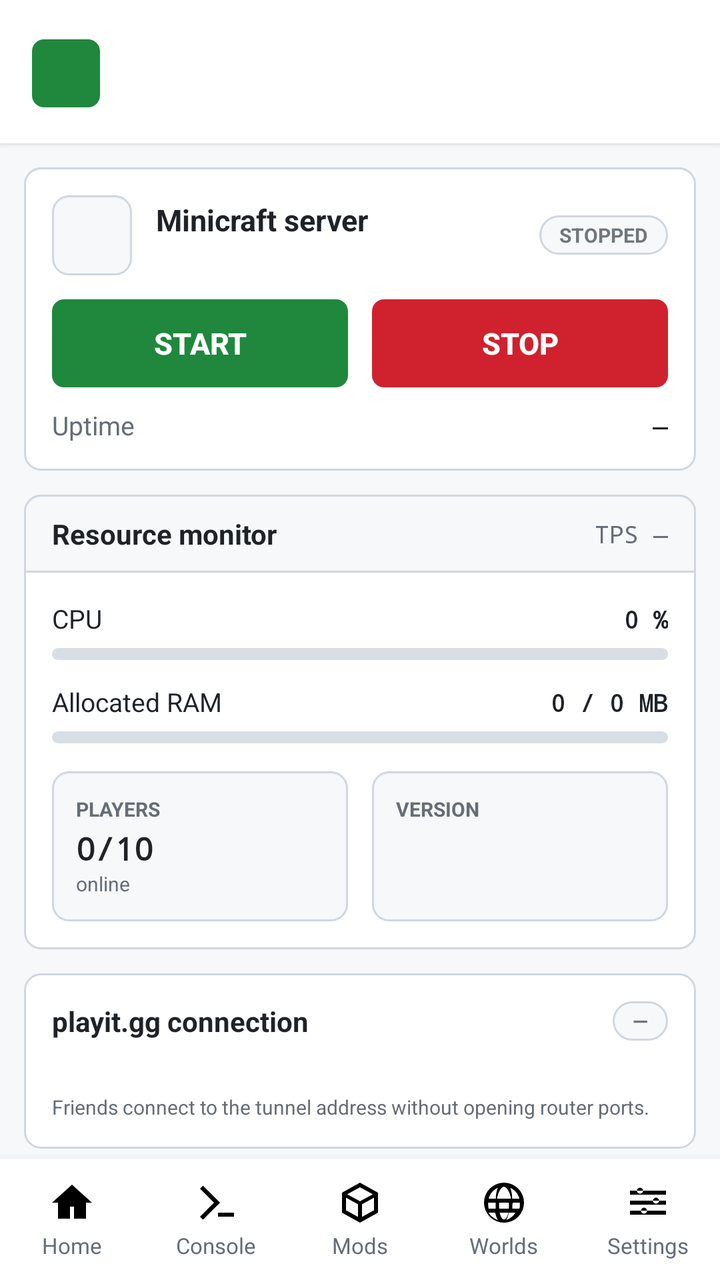
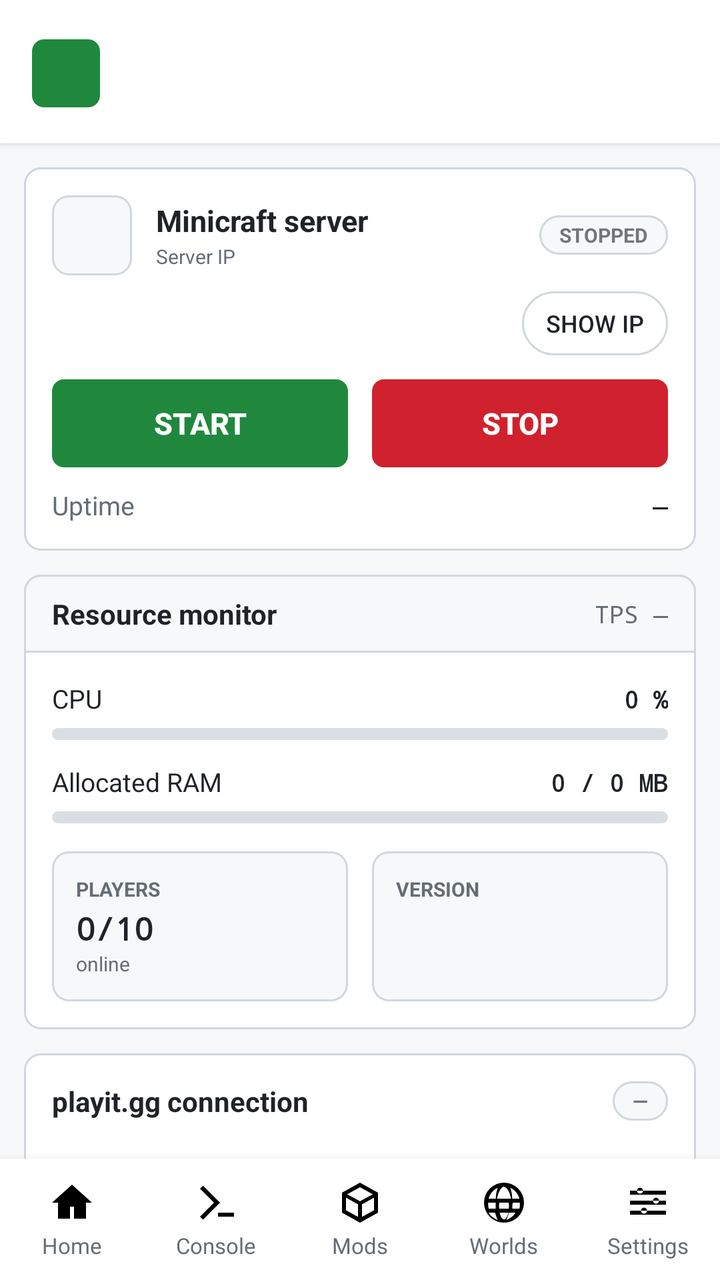

Screens rendered from an Android XML layout before and after an edit, with the pre-edit source and the edit as a unified diff.
<!-- AndroidManifest.xml: application theme android:Theme.DeviceDefault.Light -->
<!-- res/layout/activity_main.xml -->
<?xml version="1.0" encoding="utf-8"?>
<LinearLayout xmlns:android="http://schemas.android.com/apk/res/android"
    android:layout_width="match_parent"
    android:layout_height="match_parent"
    android:orientation="vertical"
    android:background="@color/canvas">

    <include android:id="@+id/header" layout="@layout/view_header" />

    <ScrollView
        android:layout_width="match_parent"
        android:layout_height="0dp"
        android:layout_weight="1"
        android:fillViewport="true"
        android:scrollbars="none">

        <LinearLayout
            android:layout_width="match_parent"
            android:layout_height="wrap_content"
            android:orientation="vertical"
            android:padding="12dp">

            
            <LinearLayout
                android:layout_width="match_parent"
                android:layout_height="wrap_content"
                android:orientation="vertical"
                android:background="@drawable/bg_card"
                android:padding="14dp">

                <LinearLayout
                    android:layout_width="match_parent"
                    android:layout_height="wrap_content"
                    android:orientation="horizontal"
                    android:gravity="center_vertical">

                    <View
                        android:layout_width="40dp"
                        android:layout_height="40dp"
                        android:background="@drawable/bg_icon_box" />

                    <LinearLayout
                        android:layout_width="0dp"
                        android:layout_height="wrap_content"
                        android:layout_weight="1"
                        android:layout_marginStart="12dp"
                        android:orientation="vertical">

                        <TextView
                            android:layout_width="wrap_content"
                            android:layout_height="wrap_content"
                            android:text="@string/server_title"
                            android:textSize="15sp"
                            android:textStyle="bold"
                            android:textColor="@color/on_surface" />

                        <TextView
                            android:id="@+id/tvServerAddress"
                            android:layout_width="wrap_content"
                            android:layout_height="wrap_content"
                            android:layout_marginTop="1dp"
                            android:textSize="11sp"
                            android:textColor="@color/on_surface_secondary"
                            android:maxLines="2"
                            android:ellipsize="end" />
                    </LinearLayout>

                    <TextView
                        android:id="@+id/pillStatus"
                        style="@style/Pill"
                        android:layout_width="wrap_content"
                        android:layout_height="wrap_content"
                        android:text="@string/status_stopped" />
                </LinearLayout>

                
                <LinearLayout
                    android:layout_width="match_parent"
                    android:layout_height="wrap_content"
                    android:layout_marginTop="12dp"
                    android:orientation="horizontal">

                    <Button
                        android:id="@+id/btnStart"
                        style="@style/BtnGreen"
                        android:layout_width="0dp"
                        android:layout_weight="1"
                        android:layout_height="44dp"
                        android:layout_marginEnd="6dp"
                        android:text="@string/start" />

                    <Button
                        android:id="@+id/btnStop"
                        style="@style/BtnDanger"
                        android:layout_width="0dp"
                        android:layout_weight="1"
                        android:layout_height="44dp"
                        android:layout_marginStart="6dp"
                        android:text="@string/stop" />
                </LinearLayout>

                
                <LinearLayout
                    android:layout_width="match_parent"
                    android:layout_height="wrap_content"
                    android:layout_marginTop="10dp"
                    android:orientation="horizontal"
                    android:gravity="center_vertical">

                    <TextView
                        android:layout_width="0dp"
                        android:layout_height="wrap_content"
                        android:layout_weight="1"
                        android:text="@string/uptime_label"
                        android:textSize="13sp"
                        android:textColor="@color/on_surface_secondary" />

                    <TextView
                        android:id="@+id/tvUptime"
                        android:layout_width="wrap_content"
                        android:layout_height="wrap_content"
                        android:fontFamily="monospace"
                        android:text="—"
                        android:textSize="13sp"
                        android:textColor="@color/on_surface" />
                </LinearLayout>
            </LinearLayout>

            
            <LinearLayout
                android:layout_width="match_parent"
                android:layout_height="wrap_content"
                android:layout_marginTop="12dp"
                android:orientation="vertical"
                android:background="@drawable/bg_card">

                <LinearLayout
                    android:layout_width="match_parent"
                    android:layout_height="wrap_content"
                    android:orientation="horizontal"
                    android:gravity="center_vertical"
                    android:background="@drawable/bg_panel_header"
                    android:paddingLeft="14dp"
                    android:paddingRight="14dp"
                    android:paddingTop="10dp"
                    android:paddingBottom="10dp">

                    <TextView
                        android:layout_width="0dp"
                        android:layout_height="wrap_content"
                        android:layout_weight="1"
                        style="@style/PanelTitle"
                        android:text="@string/monitor_title" />

                    <TextView
                        android:id="@+id/tvTps"
                        android:layout_width="wrap_content"
                        android:layout_height="wrap_content"
                        android:fontFamily="monospace"
                        android:text="TPS —"
                        android:textSize="12sp"
                        android:textColor="@color/on_surface_secondary" />
                </LinearLayout>

                <LinearLayout
                    android:layout_width="match_parent"
                    android:layout_height="wrap_content"
                    android:orientation="vertical"
                    android:padding="14dp">

                    
                    <LinearLayout
                        android:layout_width="match_parent"
                        android:layout_height="wrap_content"
                        android:orientation="horizontal">

                        <TextView
                            android:layout_width="0dp"
                            android:layout_height="wrap_content"
                            android:layout_weight="1"
                            android:text="CPU"
                            android:textSize="13sp"
                            android:textColor="@color/on_surface" />

                        <TextView
                            android:id="@+id/tvCpuVal"
                            android:layout_width="wrap_content"
                            android:layout_height="wrap_content"
                            android:fontFamily="monospace"
                            android:text="0 %"
                            android:textSize="12sp"
                            android:textStyle="bold"
                            android:textColor="@color/on_surface" />
                    </LinearLayout>

                    <ProgressBar
                        android:id="@+id/pbCpu"
                        style="?android:attr/progressBarStyleHorizontal"
                        android:layout_width="match_parent"
                        android:layout_height="6dp"
                        android:layout_marginTop="6dp"
                        android:max="100"
                        android:progress="0"
                        android:progressDrawable="@drawable/bg_progress_bar" />

                    
                    <LinearLayout
                        android:layout_width="match_parent"
                        android:layout_height="wrap_content"
                        android:layout_marginTop="12dp"
                        android:orientation="horizontal">

                        <TextView
                            android:layout_width="0dp"
                            android:layout_height="wrap_content"
                            android:layout_weight="1"
                            android:text="@string/ram_label"
                            android:textSize="13sp"
                            android:textColor="@color/on_surface" />

                        <TextView
                            android:id="@+id/tvRamVal"
                            android:layout_width="wrap_content"
                            android:layout_height="wrap_content"
                            android:fontFamily="monospace"
                            android:text="0 / 0 MB"
                            android:textSize="12sp"
                            android:textStyle="bold"
                            android:textColor="@color/on_surface" />
                    </LinearLayout>

                    <ProgressBar
                        android:id="@+id/pbRam"
                        style="?android:attr/progressBarStyleHorizontal"
                        android:layout_width="match_parent"
                        android:layout_height="6dp"
                        android:layout_marginTop="6dp"
                        android:max="100"
                        android:progress="0"
                        android:progressDrawable="@drawable/bg_progress_bar" />

                    
                    <LinearLayout
                        android:layout_width="match_parent"
                        android:layout_height="wrap_content"
                        android:layout_marginTop="14dp"
                        android:orientation="horizontal">

                        <LinearLayout
                            android:layout_width="0dp"
                            android:layout_height="wrap_content"
                            android:layout_weight="1"
                            android:layout_marginEnd="6dp"
                            android:orientation="vertical"
                            android:background="@drawable/bg_icon_box"
                            android:padding="12dp">

                            <TextView
                                android:layout_width="wrap_content"
                                android:layout_height="wrap_content"
                                android:text="@string/label_players"
                                android:textSize="10sp"
                                android:textStyle="bold"
                                android:textColor="@color/on_surface_secondary" />

                            <TextView
                                android:id="@+id/tvPlayers"
                                android:layout_width="wrap_content"
                                android:layout_height="wrap_content"
                                android:layout_marginTop="2dp"
                                android:fontFamily="monospace"
                                android:text="0/10"
                                android:textSize="16sp"
                                android:textStyle="bold"
                                android:textColor="@color/on_surface" />

                            <TextView
                                android:layout_width="wrap_content"
                                android:layout_height="wrap_content"
                                android:text="@string/players_online"
                                android:textSize="10sp"
                                android:textColor="@color/on_surface_secondary" />
                        </LinearLayout>

                        <LinearLayout
                            android:layout_width="0dp"
                            android:layout_height="wrap_content"
                            android:layout_weight="1"
                            android:layout_marginStart="6dp"
                            android:orientation="vertical"
                            android:background="@drawable/bg_icon_box"
                            android:padding="12dp">

                            <TextView
                                android:layout_width="wrap_content"
                                android:layout_height="wrap_content"
                                android:text="@string/label_version"
                                android:textSize="10sp"
                                android:textStyle="bold"
                                android:textColor="@color/on_surface_secondary" />

                            <TextView
                                android:id="@+id/tvVersion"
                                android:layout_width="wrap_content"
                                android:layout_height="wrap_content"
                                android:layout_marginTop="2dp"
                                android:fontFamily="monospace"
                                android:textSize="16sp"
                                android:textStyle="bold"
                                android:textColor="@color/on_surface" />

                            <TextView
                                android:id="@+id/tvFlavor"
                                android:layout_width="wrap_content"
                                android:layout_height="wrap_content"
                                android:textSize="10sp"
                                android:textColor="@color/on_surface_secondary" />
                        </LinearLayout>
                    </LinearLayout>
                </LinearLayout>
            </LinearLayout>

            
            <LinearLayout
                android:id="@+id/playitStatusView"
                android:layout_width="match_parent"
                android:layout_height="wrap_content"
                android:layout_marginTop="12dp"
                android:orientation="vertical"
                android:background="@drawable/bg_card"
                android:clickable="true"
                android:focusable="true"
                android:padding="14dp">

                <LinearLayout
                    android:layout_width="match_parent"
                    android:layout_height="wrap_content"
                    android:orientation="horizontal"
                    android:gravity="center_vertical">

                    <TextView
                        android:layout_width="0dp"
                        android:layout_height="wrap_content"
                        android:layout_weight="1"
                        style="@style/PanelTitle"
                        android:text="@string/tunnel_panel" />

                    <TextView
                        android:id="@+id/pillTunnel"
                        style="@style/Pill"
                        android:layout_width="wrap_content"
                        android:layout_height="wrap_content"
                        android:text="—" />
                </LinearLayout>

                <TextView
                    android:id="@+id/tvTunnelAddr"
                    android:layout_width="match_parent"
                    android:layout_height="wrap_content"
                    android:layout_marginTop="6dp"
                    android:fontFamily="monospace"
                    android:textSize="12sp"
                    android:textColor="@color/accent" />

                <TextView
                    android:layout_width="match_parent"
                    android:layout_height="wrap_content"
                    android:layout_marginTop="4dp"
                    android:text="@string/tunnel_note"
                    android:textSize="10sp"
                    android:textColor="@color/on_surface_secondary" />
            </LinearLayout>

            
            <LinearLayout
                android:layout_width="match_parent"
                android:layout_height="wrap_content"
                android:layout_marginTop="12dp"
                android:orientation="vertical"
                android:background="@drawable/bg_card"
                android:padding="14dp">

                <TextView
                    android:layout_width="wrap_content"
                    android:layout_height="wrap_content"
                    style="@style/PanelTitle"
                    android:text="@string/version_prompt" />

                <Spinner
                    android:id="@+id/spinnerVersion"
                    android:layout_width="match_parent"
                    android:layout_height="40dp"
                    android:layout_marginTop="8dp"
                    android:background="@drawable/bg_btn_secondary"
                    android:paddingStart="10dp" />

                <RadioGroup
                                    android:id="@+id/flavorGroup"
                                    android:layout_width="match_parent"
                                    android:layout_height="wrap_content"
                                    android:layout_marginTop="8dp"
                                    android:orientation="horizontal">

                                    <RadioButton
                                        android:id="@+id/rbVanilla"
                                        android:layout_width="0dp"
                                        android:layout_weight="1"
                                        android:layout_height="wrap_content"
                                        android:text="Vanilla"
                                        android:checked="true"
                                        android:button="@drawable/radio_github"
                                        android:paddingStart="6dp"
                                        android:minHeight="36dp"
                                        android:textColor="@color/on_surface"
                                        android:textSize="14sp" />

                                    <RadioButton
                                        android:id="@+id/rbFabric"
                                        android:layout_width="0dp"
                                        android:layout_weight="1"
                                        android:layout_height="wrap_content"
                                        android:text="Fabric"
                                        android:button="@drawable/radio_github"
                                        android:paddingStart="6dp"
                                        android:minHeight="36dp"
                                        android:textColor="@color/on_surface"
                                        android:textSize="14sp" />
                                </RadioGroup>

                <LinearLayout
                    android:layout_width="match_parent"
                    android:layout_height="wrap_content"
                    android:layout_marginTop="8dp"
                    android:orientation="horizontal">

                    <Button
                        android:id="@+id/btnInstall"
                        style="@style/BtnSecondary"
                        android:layout_width="0dp"
                        android:layout_weight="1"
                        android:layout_height="40dp"
                        android:layout_marginEnd="6dp"
                        android:text="@string/install" />

                    <Button
                        android:id="@+id/btnResources"
                        style="@style/BtnSecondary"
                        android:layout_width="0dp"
                        android:layout_weight="1"
                        android:layout_height="40dp"
                        android:layout_marginStart="6dp"
                        android:text="@string/btn_resources" />
                </LinearLayout>

                <Button
                    android:id="@+id/btnDeleteServer"
                    style="@style/BtnDanger"
                    android:layout_width="match_parent"
                    android:layout_height="40dp"
                    android:layout_marginTop="8dp"
                    android:text="@string/btn_delete_server" />
            </LinearLayout>

            
            <TextView
                android:layout_width="match_parent"
                android:layout_height="wrap_content"
                android:layout_marginTop="12dp"
                android:layout_marginBottom="6dp"
                style="@style/PanelTitle"
                android:text="@string/panel_logtail" />

            <TextView
                android:id="@+id/logView"
                android:layout_width="match_parent"
                android:layout_height="140dp"
                android:background="@drawable/bg_terminal_input"
                android:padding="10dp"
                android:fontFamily="monospace"
                android:textSize="10sp"
                android:textIsSelectable="true"
                android:textColor="@color/terminal_text" />

            <Button
                android:id="@+id/btnExportLogs"
                style="@style/BtnSecondary"
                android:layout_width="wrap_content"
                android:layout_height="wrap_content"
                android:layout_gravity="center"
                android:layout_marginTop="10dp"
                android:text="@string/btn_export_logs" />

            <TextView
                android:layout_width="match_parent"
                android:layout_height="wrap_content"
                android:layout_marginTop="10dp"
                android:layout_marginBottom="8dp"
                android:text="@string/note"
                android:textSize="10sp"
                android:textColor="@color/on_surface_secondary" />
        </LinearLayout>
    </ScrollView>

    <include android:id="@+id/nav" layout="@layout/view_bottom_nav" />
</LinearLayout>
<!-- res/layout/view_header.xml (included above) -->
<?xml version="1.0" encoding="utf-8"?>
<LinearLayout xmlns:android="http://schemas.android.com/apk/res/android"
    android:layout_width="match_parent"
    android:layout_height="wrap_content"
    android:orientation="horizontal"
    android:gravity="center_vertical"
    android:background="@color/background"
    android:elevation="2dp"
    android:paddingLeft="16dp"
    android:paddingRight="16dp"
    android:paddingTop="14dp"
    android:paddingBottom="12dp">

    <View
        android:layout_width="34dp"
        android:layout_height="34dp"
        android:background="@drawable/bg_btn_green" />

    <LinearLayout
        android:layout_width="0dp"
        android:layout_height="wrap_content"
        android:layout_weight="1"
        android:layout_marginStart="10dp"
        android:orientation="vertical">

        <TextView
            android:id="@+id/tvHeaderTitle"
            android:layout_width="wrap_content"
            android:layout_height="wrap_content"
            style="@style/ScreenTitle" />

        <TextView
            android:id="@+id/tvHeaderSubtitle"
            android:layout_width="wrap_content"
            android:layout_height="wrap_content"
            style="@style/ScreenSubtitle" />
    </LinearLayout>
</LinearLayout>
<!-- res/layout/view_bottom_nav.xml (included above) -->
<?xml version="1.0" encoding="utf-8"?>
<LinearLayout xmlns:android="http://schemas.android.com/apk/res/android"
    android:id="@+id/bottomNav"
    android:layout_width="match_parent"
    android:layout_height="wrap_content"
    android:orientation="horizontal"
    android:background="@color/background"
    android:elevation="8dp"
    android:paddingTop="6dp"
    android:paddingBottom="6dp">

    <LinearLayout android:id="@+id/tabHome"
        style="@style/NavTab"
        android:orientation="vertical">
        <ImageView android:id="@+id/ivHome"
            android:layout_width="24dp" android:layout_height="24dp"
            android:src="@drawable/ic_home" android:importantForAccessibility="no" />
        <TextView android:id="@+id/lblHome"
            style="@style/NavLabel" android:text="@string/nav_home" />
    </LinearLayout>

    <LinearLayout android:id="@+id/tabConsole"
        style="@style/NavTab"
        android:orientation="vertical">
        <ImageView android:id="@+id/ivConsole"
            android:layout_width="24dp" android:layout_height="24dp"
            android:src="@drawable/ic_console" android:importantForAccessibility="no" />
        <TextView android:id="@+id/lblConsole"
            style="@style/NavLabel" android:text="@string/nav_console" />
    </LinearLayout>

    <LinearLayout android:id="@+id/tabMods"
        style="@style/NavTab"
        android:orientation="vertical">
        <ImageView android:id="@+id/ivMods"
            android:layout_width="24dp" android:layout_height="24dp"
            android:src="@drawable/ic_mods" android:importantForAccessibility="no" />
        <TextView android:id="@+id/lblMods"
            style="@style/NavLabel" android:text="@string/nav_mods" />
    </LinearLayout>

    <LinearLayout android:id="@+id/tabWorlds"
        style="@style/NavTab"
        android:orientation="vertical">
        <ImageView android:id="@+id/ivWorlds"
            android:layout_width="24dp" android:layout_height="24dp"
            android:src="@drawable/ic_worlds" android:importantForAccessibility="no" />
        <TextView android:id="@+id/lblWorlds"
            style="@style/NavLabel" android:text="@string/nav_worlds" />
    </LinearLayout>

    <LinearLayout android:id="@+id/tabSettings"
        style="@style/NavTab"
        android:orientation="vertical">
        <ImageView android:id="@+id/ivSettings"
            android:layout_width="24dp" android:layout_height="24dp"
            android:src="@drawable/ic_settings" android:importantForAccessibility="no" />
        <TextView android:id="@+id/lblSettings"
            style="@style/NavLabel" android:text="@string/nav_settings" />
    </LinearLayout>
</LinearLayout>
<!-- resources referenced by this layout -->
<resources>
  <color name="accent">#0969da</color>
  <color name="background">#ffffff</color>
  <color name="canvas">#f6f8fa</color>
  <color name="on_surface">#1f2328</color>
  <color name="on_surface_secondary">#656d76</color>
  <color name="terminal_text">#c9d1d9</color>
  <string name="btn_delete_server">Delete selected server</string>
  <string name="btn_export_logs">Export logs</string>
  <string name="btn_resources">📊 Resources</string>
  <string name="install">Install</string>
  <string name="label_players">PLAYERS</string>
  <string name="label_version">VERSION</string>
  <string name="monitor_title">Resource monitor</string>
  <string name="nav_console">Console</string>
  <string name="nav_home">Home</string>
  <string name="nav_mods">Mods</string>
  <string name="nav_settings">Settings</string>
  <string name="nav_worlds">Worlds</string>
  <string name="note">Tap Install if the version is not downloaded yet (~50–120 MB). Restart the server to apply mods.</string>
  <string name="panel_logtail">Console (latest lines)</string>
  <string name="players_online">online</string>
  <string name="ram_label">Allocated RAM</string>
  <string name="server_title">Minicraft server</string>
  <string name="start">Start</string>
  <string name="status_stopped">STOPPED</string>
  <string name="stop">Stop</string>
  <string name="tunnel_note">Friends connect to the tunnel address without opening router ports.</string>
  <string name="tunnel_panel">playit.gg connection</string>
  <string name="uptime_label">Uptime</string>
  <string name="version_prompt">Select version</string>
  <style name="PanelTitle">
          <item name="android:textSize">14sp</item>
          <item name="android:textStyle">bold</item>
          <item name="android:textColor">@color/on_surface</item>
      </style>
  <style name="ScreenTitle">
          <item name="android:textSize">22sp</item>
          <item name="android:textStyle">bold</item>
          <item name="android:textColor">@color/on_surface</item>
      </style>
  <color name="btn_green_pressed">#1a7f37</color>
  <color name="btn_green">#1f883d</color>
  <color name="surface">#f6f8fa</color>
  <color name="border">#d0d7de</color>
  <color name="terminal_bg">#0d1117</color>
  <color name="on_primary">#ffffff</color>
  <color name="text_mono">#57606a</color>
  <color name="danger_subtle">#ffebe9</color>
  <color name="danger">#cf222e</color>
  <!-- unchanged entries left out for length: 22 -->
</resources>

<!-- the commit's change to res/layout/activity_main.xml (unified diff, before → after) -->
@@ -55,14 +55,12 @@
                             android:textColor="@color/on_surface" />
 
                         <TextView
-                            android:id="@+id/tvServerAddress"
                             android:layout_width="wrap_content"
                             android:layout_height="wrap_content"
                             android:layout_marginTop="1dp"
-                            android:textSize="11sp"
-                            android:textColor="@color/on_surface_secondary"
-                            android:maxLines="2"
-                            android:ellipsize="end" />
+                            android:text="@string/ip_label"
+                            android:textSize="10sp"
+                            android:textColor="@color/on_surface_secondary" />
                     </LinearLayout>
 
                     <TextView
@@ -71,6 +69,33 @@
                         android:layout_width="wrap_content"
                         android:layout_height="wrap_content"
                         android:text="@string/status_stopped" />
+                </LinearLayout>
+
+                <LinearLayout
+                    android:layout_width="match_parent"
+                    android:layout_height="wrap_content"
+                    android:layout_marginTop="8dp"
+                    android:gravity="center_vertical"
+                    android:orientation="horizontal">
+
+                    <TextView
+                        android:id="@+id/tvServerAddress"
+                        android:layout_width="0dp"
+                        android:layout_height="wrap_content"
+                        android:layout_weight="1"
+                        android:fontFamily="monospace"
+                        android:textSize="13sp"
+                        android:textColor="@color/on_surface"
+                        android:maxLines="2"
+                        android:ellipsize="end" />
+
+                    <Button
+                        android:id="@+id/btnToggleIp"
+                        style="@style/BtnChip"
+                        android:layout_width="wrap_content"
+                        android:layout_height="32dp"
+                        android:layout_marginStart="8dp"
+                        android:text="@string/show_ip" />
                 </LinearLayout>
 
                 
<!-- resource entries referenced after the edit -->
@@ -10,6 +10,7 @@
   <string name="btn_export_logs">Export logs</string>
   <string name="btn_resources">📊 Resources</string>
   <string name="install">Install</string>
+  <string name="ip_label">Server IP</string>
   <string name="label_players">PLAYERS</string>
   <string name="label_version">VERSION</string>
   <string name="monitor_title">Resource monitor</string>
@@ -23,6 +24,7 @@
   <string name="players_online">online</string>
   <string name="ram_label">Allocated RAM</string>
   <string name="server_title">Minicraft server</string>
+  <string name="show_ip">Show IP</string>
   <string name="start">Start</string>
   <string name="status_stopped">STOPPED</string>
   <string name="stop">Stop</string>
@@ -30,6 +32,18 @@
   <string name="tunnel_panel">playit.gg connection</string>
   <string name="uptime_label">Uptime</string>
   <string name="version_prompt">Select version</string>
+  <style name="BtnChip" parent="android:Widget.Material.Button">
+          <item name="android:background">@drawable/bg_chip</item>
+          <item name="android:textColor">@color/on_surface</item>
+          <item name="android:textSize">12sp</item>
+          <item name="android:minHeight">0dp</item>
+          <item name="android:minWidth">0dp</item>
+          <item name="android:paddingLeft">12dp</item>
+          <item name="android:paddingRight">12dp</item>
+          <item name="android:paddingTop">6dp</item>
+          <item name="android:paddingBottom">6dp</item>
+          <item name="android:stateListAnimator">@null</item>
+      </style>
   <style name="PanelTitle">
           <item name="android:textSize">14sp</item>
           <item name="android:textStyle">bold</item>
@@ -45,8 +59,27 @@
   <color name="surface">#f6f8fa</color>
   <color name="border">#d0d7de</color>
   <color name="terminal_bg">#0d1117</color>
+  <!-- drawable bg_chip (drawable) -->
+  <?xml version="1.0" encoding="utf-8"?>
+  <selector xmlns:android="http://schemas.android.com/apk/res/android">
+      <item android:state_pressed="true">
+          <shape android:shape="rectangle">
+              <solid android:color="@color/surface_subtle" />
+              <stroke android:width="1dp" android:color="@color/accent" />
+              <corners android:radius="999dp" />
+          </shape>
+      </item>
+      <item>
+          <shape android:shape="rectangle">
+              <solid android:color="@color/background" />
+              <stroke android:width="1dp" android:color="@color/border" />
+              <corners android:radius="999dp" />
+          </shape>
+      </item>
+  </selector>
   <color name="on_primary">#ffffff</color>
   <color name="text_mono">#57606a</color>
+  <color name="surface_subtle">#eff2f5</color>
   <color name="danger_subtle">#ffebe9</color>
   <color name="danger">#cf222e</color>
   <!-- unchanged entries left out for length: 22 -->
